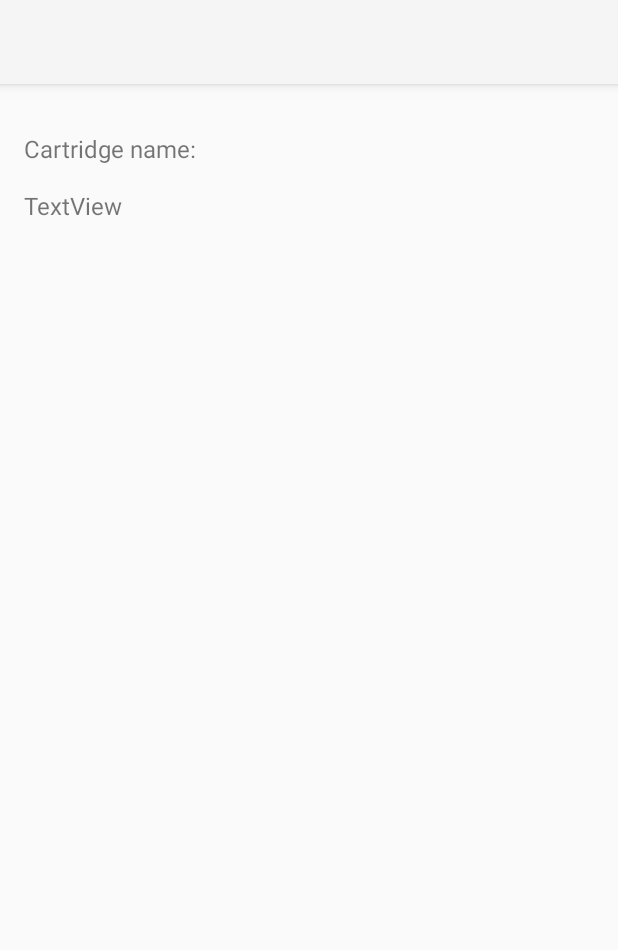
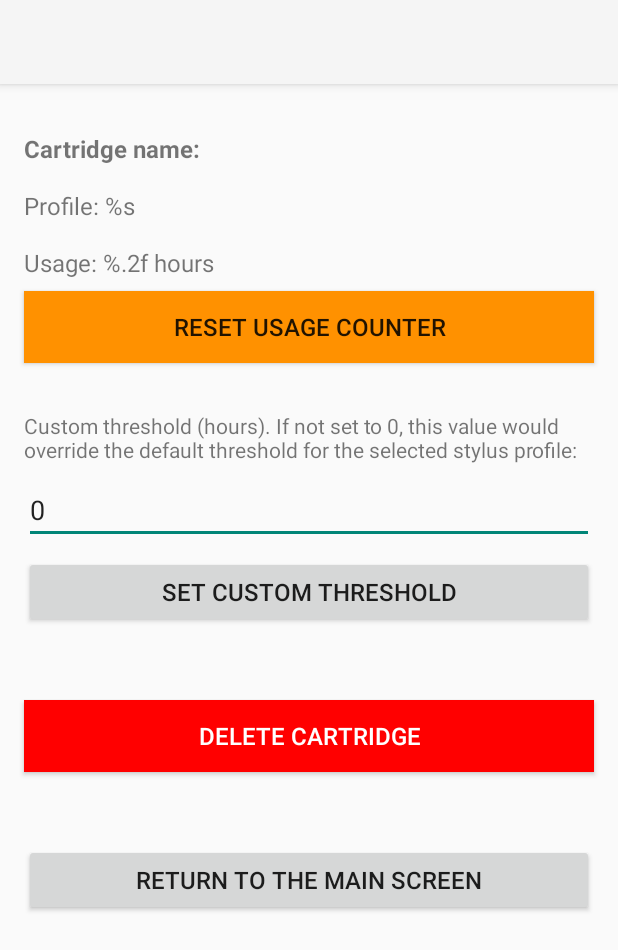
Before and after one commit to SpinningVinyl/Stylus-Timer, an Android app: the layout activity_edit_stylus.xml on its own in the app's theme, with its tools: preview values and no code run, on a phone screen of 412 x 824 dp. Shown: the top 950 px of the screen. Run offline under Robolectric (Android 15) with nearby library versions, the phone set to English and light mode, and no system bars.

Commit message:
added layout file for EditStylusActivity

```diff
--- a/app/src/main/res/layout/activity_edit_stylus.xml
+++ b/app/src/main/res/layout/activity_edit_stylus.xml
@@ -7,7 +7,7 @@
     tools:context=".EditStylusActivity">
 
     <androidx.appcompat.widget.Toolbar
-        android:id="@+id/edit_stylus_toolbar"
+        android:id="@+id/stylus_props_toolbar"
         android:layout_width="match_parent"
         android:layout_height="?attr/actionBarSize"
         android:background="?attr/colorPrimary"
@@ -17,7 +17,7 @@
         app:popupTheme="@style/ThemeOverlay.AppCompat.DayNight" />
 
     <TextView
-        android:id="@+id/tvEditCartridgeName"
+        android:id="@+id/tvCartridgePropsName"
         android:layout_width="0dp"
         android:layout_height="wrap_content"
         android:layout_marginStart="16dp"
@@ -25,21 +25,120 @@
         android:layout_marginEnd="16dp"
         android:text="@string/tv_cartridge_name"
         android:textSize="16sp"
+        android:textStyle="bold"
         app:layout_constraintEnd_toEndOf="parent"
         app:layout_constraintStart_toStartOf="parent"
-        app:layout_constraintTop_toBottomOf="@+id/edit_stylus_toolbar" />
+        app:layout_constraintTop_toBottomOf="@+id/stylus_props_toolbar" />
 
     <TextView
-        android:id="@+id/tvEditStylusProfile"
+        android:id="@+id/tvStylusPropsProfile"
         android:layout_width="0dp"
         android:layout_height="wrap_content"
         android:layout_marginStart="16dp"
         android:layout_marginTop="16dp"
         android:layout_marginEnd="16dp"
-        android:text="TextView"
+        android:text="@string/tv_profile"
         android:textSize="16sp"
         app:layout_constraintEnd_toEndOf="parent"
         app:layout_constraintStart_toStartOf="parent"
-        app:layout_constraintTop_toBottomOf="@+id/tvEditCartridgeName" />
+        app:layout_constraintTop_toBottomOf="@+id/tvCartridgePropsName" />
+
+    <TextView
+        android:id="@+id/tvStylusPropsUsage"
+        android:layout_width="0dp"
+        android:layout_height="wrap_content"
+        android:layout_marginStart="16dp"
+        android:layout_marginTop="16dp"
+        android:layout_marginEnd="16dp"
+        android:text="@string/tv_props_usage"
+        android:textSize="16sp"
+        app:layout_constraintEnd_toEndOf="parent"
+        app:layout_constraintStart_toStartOf="parent"
+        app:layout_constraintTop_toBottomOf="@+id/tvStylusPropsProfile" />
+
+    <Button
+        android:id="@+id/btnResetHours"
+        android:layout_width="0dp"
+        android:layout_height="wrap_content"
+        android:layout_marginStart="16dp"
+        android:layout_marginTop="8dp"
+        android:layout_marginEnd="16dp"
+        android:background="@color/orange"
+        android:text="@string/button_reset_hours"
+        android:textSize="16sp"
+        app:layout_constraintEnd_toEndOf="parent"
+        app:layout_constraintStart_toStartOf="parent"
+        app:layout_constraintTop_toBottomOf="@+id/tvStylusPropsUsage"
+        tools:text="@string/button_reset_hours" />
+
+    <TextView
+        android:id="@+id/tvStylusPropsCustomThreshold"
+        android:layout_width="0dp"
+        android:layout_height="wrap_content"
+        android:layout_marginStart="16dp"
+        android:layout_marginTop="32dp"
+        android:layout_marginEnd="16dp"
+        android:text="@string/tv_custom_threshold"
+        android:labelFor="@+id/etPropsCustomThreshold"
+        app:layout_constraintEnd_toEndOf="parent"
+        app:layout_constraintStart_toStartOf="parent"
+        app:layout_constraintTop_toBottomOf="@+id/btnResetHours" />
+
+    <EditText
+        android:id="@+id/etPropsCustomThreshold"
+        android:layout_width="0dp"
+        android:layout_height="wrap_content"
+        android:layout_marginStart="16dp"
+        android:layout_marginTop="8dp"
+        android:layout_marginEnd="16dp"
+        android:digits="0123456789"
+        android:ems="10"
+        android:inputType="number"
+        app:layout_constraintEnd_toEndOf="parent"
+        app:layout_constraintStart_toStartOf="parent"
+        app:layout_constraintTop_toBottomOf="@+id/tvStylusPropsCustomThreshold"
+        tools:text="0" />
+
+    <Button
+        android:id="@+id/btnSetCustomThreshold"
+        android:layout_width="0dp"
+        android:layout_height="wrap_content"
+        android:layout_marginStart="16dp"
+        android:layout_marginTop="8dp"
+        android:layout_marginEnd="16dp"
+        android:text="@string/button_set_custom_threshold"
+        android:textSize="16sp"
+        app:layout_constraintEnd_toEndOf="parent"
+        app:layout_constraintStart_toStartOf="parent"
+        app:layout_constraintTop_toBottomOf="@+id/etPropsCustomThreshold" />
+
+    <Button
+        android:id="@+id/btnDeleteCartridge"
+        android:layout_width="0dp"
+        android:layout_height="wrap_content"
+        android:layout_marginStart="16dp"
+        android:layout_marginTop="48dp"
+        android:layout_marginEnd="16dp"
+        android:background="@color/red"
+        android:text="@string/button_delete"
+        android:textColor="@color/white"
+        android:textSize="16sp"
+        app:layout_constraintEnd_toEndOf="parent"
+        app:layout_constraintStart_toStartOf="parent"
+        app:layout_constraintTop_toBottomOf="@+id/btnSetCustomThreshold"
+        tools:text="@string/button_delete" />
+
+    <Button
+        android:id="@+id/btnReturn"
+        android:layout_width="0dp"
+        android:layout_height="wrap_content"
+        android:layout_marginStart="16dp"
+        android:layout_marginTop="48dp"
+        android:layout_marginEnd="16dp"
+        android:text="@string/button_return"
+        android:textSize="16sp"
+        app:layout_constraintEnd_toEndOf="parent"
+        app:layout_constraintStart_toStartOf="parent"
+        app:layout_constraintTop_toBottomOf="@+id/btnDeleteCartridge" />
 
 </androidx.constraintlayout.widget.ConstraintLayout>
```
